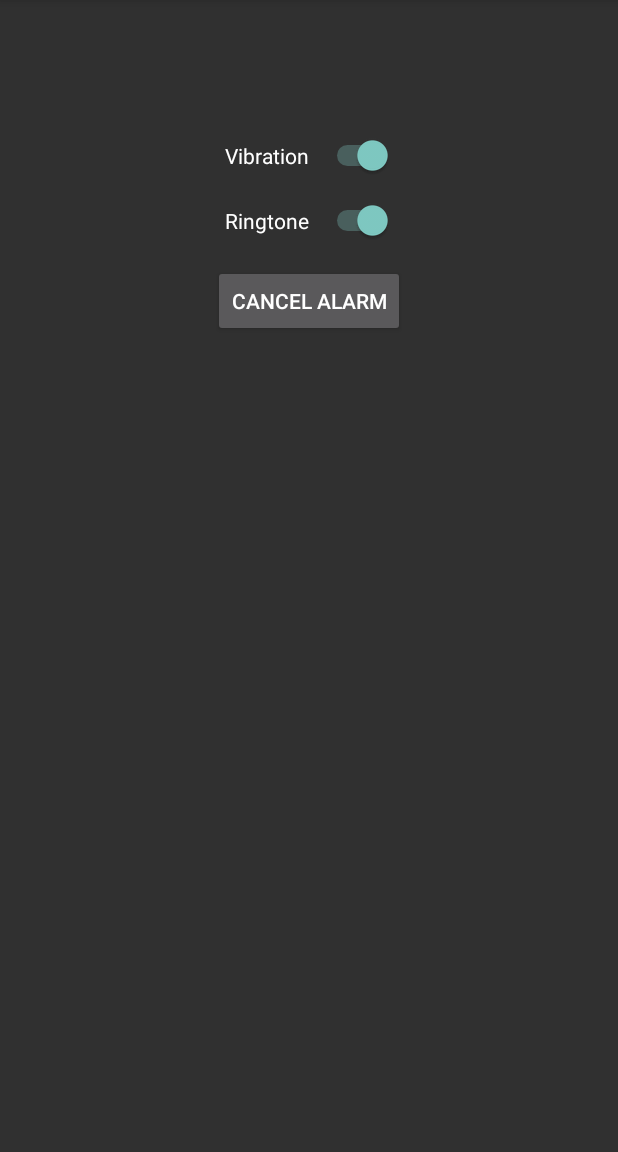
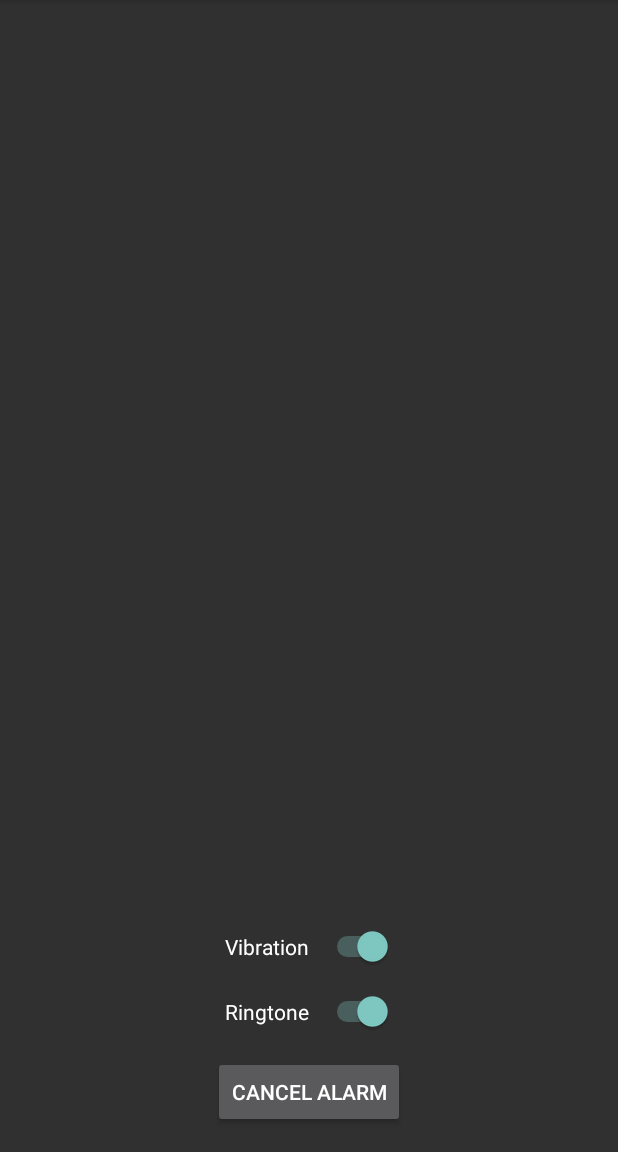
Before and after one commit to adiehl96/TRAINsleeperBEEPER, an Android app: the AlarmActivity screen opened directly, with no data from a screen before it, on a phone screen of 412 x 824 dp, the part 84-1236 px from its top. Run offline under Robolectric (Android 15) with nearby library versions, the phone set to English and light mode, and no system bars.

Commit message:
Gravitate to the bottom.

```diff
--- a/app/src/main/res/layout/activity_alarm.xml
+++ b/app/src/main/res/layout/activity_alarm.xml
@@ -9,14 +9,15 @@
     android:paddingRight="@dimen/activity_horizontal_margin"
     android:paddingTop="@dimen/activity_vertical_margin"
     tools:context=".AlarmActivity"
-    android:gravity="center_horizontal">
+    android:gravity="bottom|center_horizontal">
 
     <TextView
         android:layout_width="wrap_content"
         android:layout_height="wrap_content"
         android:id="@+id/textView"
-        android:textSize="30dp"
-        android:layout_marginBottom="50px" />
+        android:textSize="@dimen/abc_text_size_headline_material"
+        android:textColor="@color/abc_primary_text_material_light"
+        android:layout_marginBottom="100dp" />
 
     <Switch
         android:layout_width="wrap_content"
```
